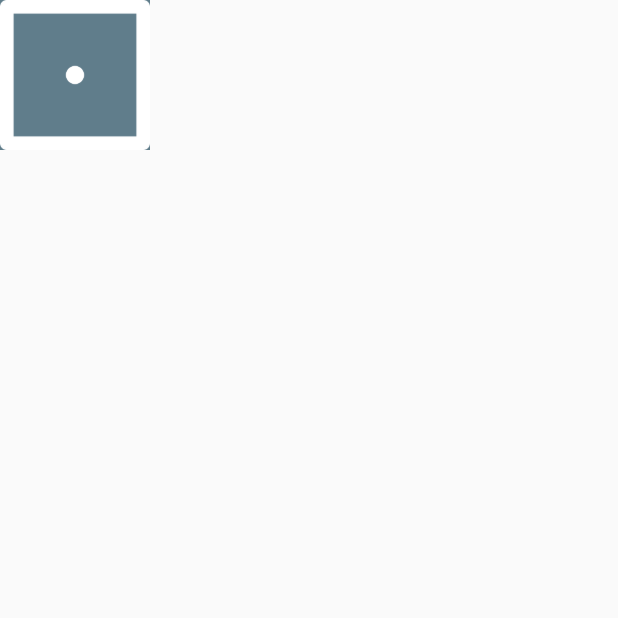
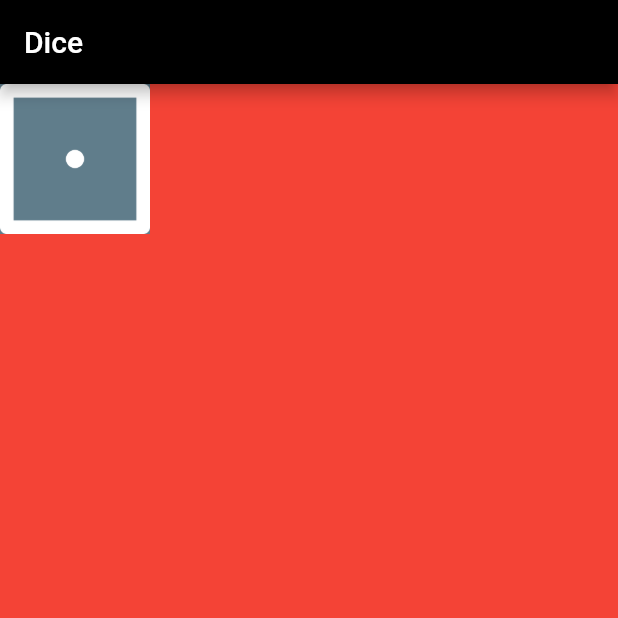
Before and after one commit to yellzombie/DiceOne, a Flutter app: the screen it shows after launch, on a phone screen of 412 x 824 dp, the top half of it. Run offline on Flutter 3.47's test engine with Material 2 defaults, Android fonts, the phone set to English and light mode, and no system bars.

Commit message:
appbar and background colour to black and red

```diff
--- a/lib/main.dart
+++ b/lib/main.dart
@@ -20,6 +20,11 @@ class HomeScreen extends StatelessWidget {
   @override
   Widget build(BuildContext context) {
     return Scaffold(
+      backgroundColor: Colors.red,
+      appBar: AppBar(
+        backgroundColor: Colors.black,
+        title: Text('Dice'),
+      ),
       body: SafeArea(
         child: Container(
             color: Colors.blueGrey,
@@ -30,7 +35,10 @@ class HomeScreen extends StatelessWidget {
               children: [
                 Image.asset('assets/images/dice1.png')
                 ],),),
-            )
+
+      )
         );
+
+
   }
 }
```
